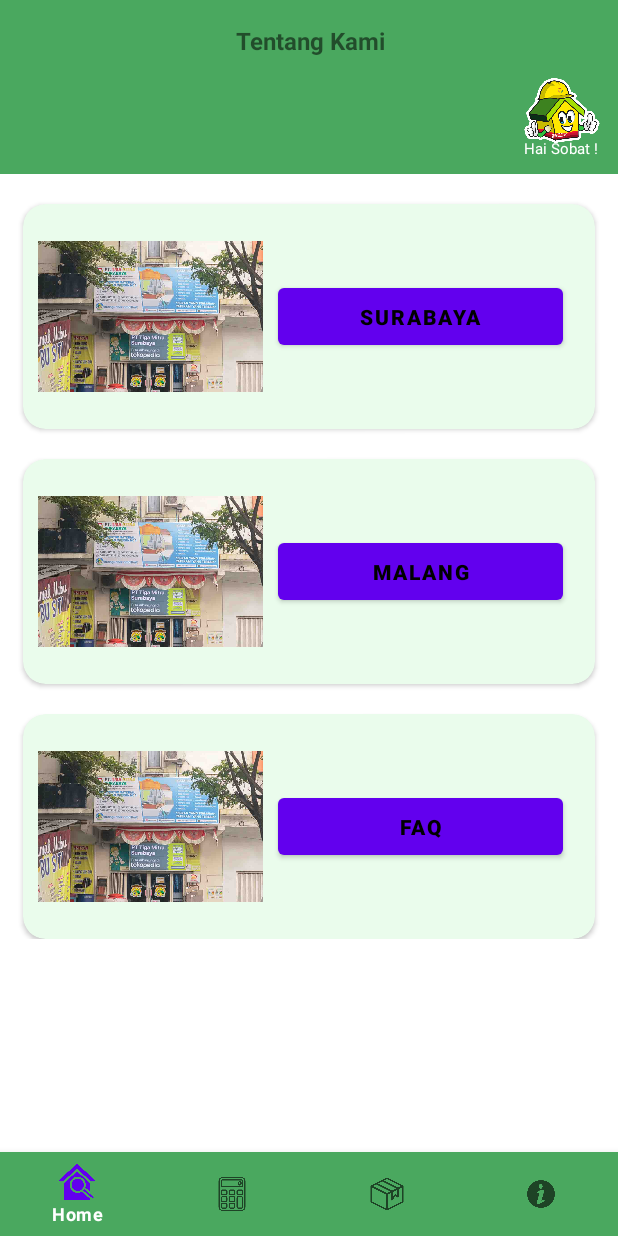
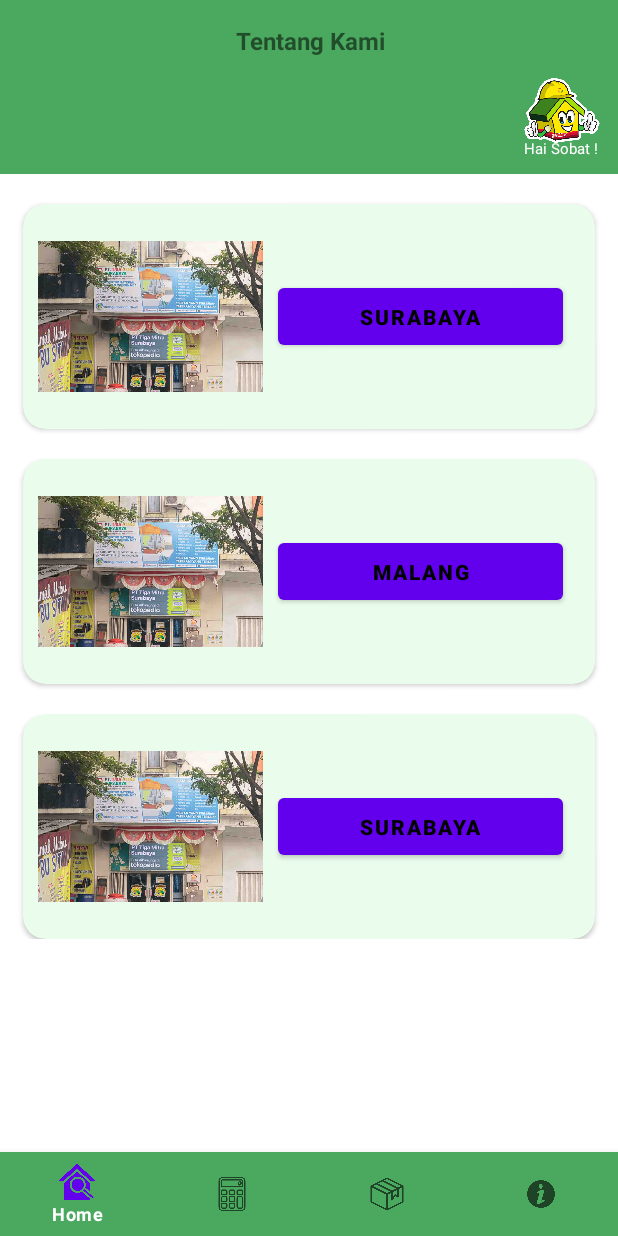
Before and after one commit to mochandri/siTimit, an Android app: the fragment TentangKamiFragment placed in its activity, on a phone screen of 412 x 824 dp. Run offline under Robolectric (Android 15) with nearby library versions, the phone set to English and light mode, and no system bars; libraries missing offline, so code that uses them is left out: com.denzcoskun.imageslider; network calls fail; 8 statements that could not run were skipped.

Commit message:
Revert "perbaikan"
This reverts commit 7b8a96aadd6f41ae51911a5fb48d53be27b95245.

```diff
--- a/app/src/main/java/com/example/sitimit/TentangKamiFragment.java
+++ b/app/src/main/java/com/example/sitimit/TentangKamiFragment.java
@@ -71,7 +71,7 @@ public class TentangKamiFragment extends Fragment {
         View view = inflater.inflate(R.layout.fragment_tentang_kami, container, false);
         Button button = (Button) view.findViewById(R.id.buttonsby);
         Button btnmalang = (Button) view.findViewById(R.id.buttonmalang);
-        Button btnfag = (Button) view.findViewById(R.id.buttonfag);
+        Button btnfag = (Button) view.findViewById(R.id.buttonfaq);
         button.setOnClickListener(new View.OnClickListener() {
             @Override
             public void onClick(View v) {
@@ -94,10 +94,11 @@ public class TentangKamiFragment extends Fragment {
                 startActivity(intent);
             }
         });
-
         btnfag.setOnClickListener(new View.OnClickListener() {
             @Override
-            public void onClick(View v) { buttonfag();}
+            public void onClick(View v) {
+               buttonfag();
+            }
             private void buttonfag(){
                 Intent intent = new Intent(getActivity(), faq.class);
                 startActivity(intent);
--- a/app/src/main/res/layout/fragment_tentang_kami.xml
+++ b/app/src/main/res/layout/fragment_tentang_kami.xml
@@ -141,15 +141,15 @@
                     android:src="@drawable/kantorsurabaya" />
 
                 <Button
-                    android:id="@+id/buttonfag"
-                    android:onClick="fag"
+                    android:id="@+id/buttonfaq"
+                    android:onClick="faq"
                     android:layout_width="190dp"
                     android:layout_height="50dp"
                     android:layout_marginLeft="170dp"
                     android:layout_marginTop="50dp"
                     android:layout_marginRight="10dp"
                     android:layout_marginBottom="20dp"
-                    android:text="FAQ"
+                    android:text="SURABAYA"
                     android:textColor="@color/black"
                     android:textStyle="bold" />
 
```
Also changed, not shown: app/src/main/java/com/example/sitimit/BataRingan.java (+17 -24 lines).
